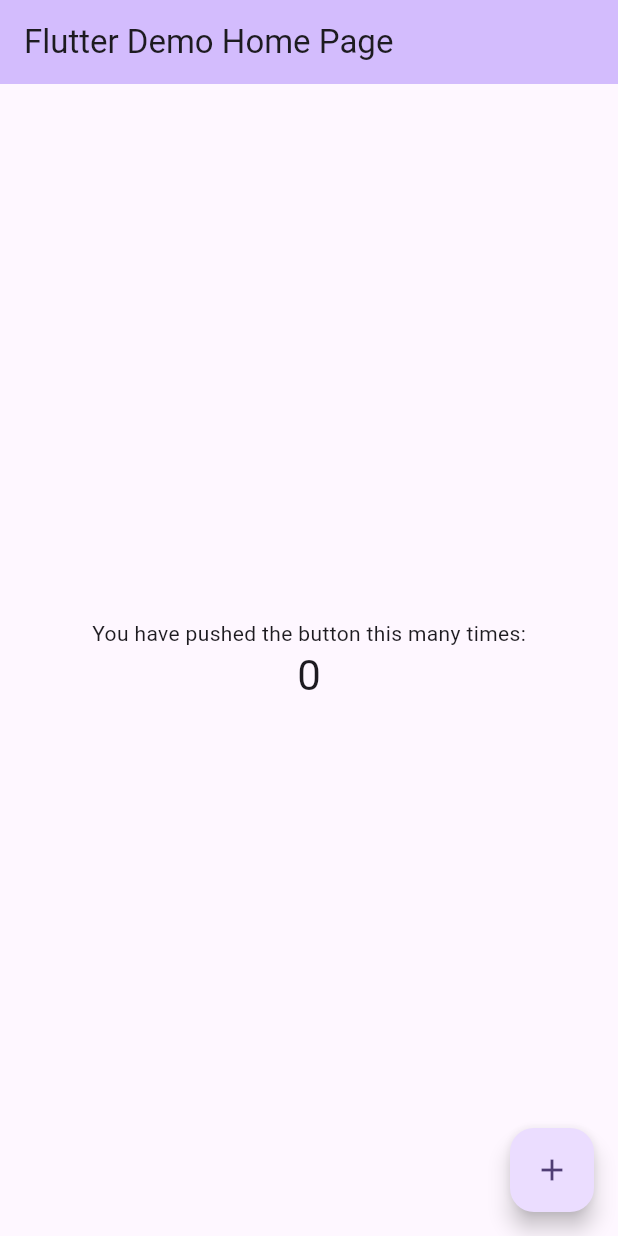
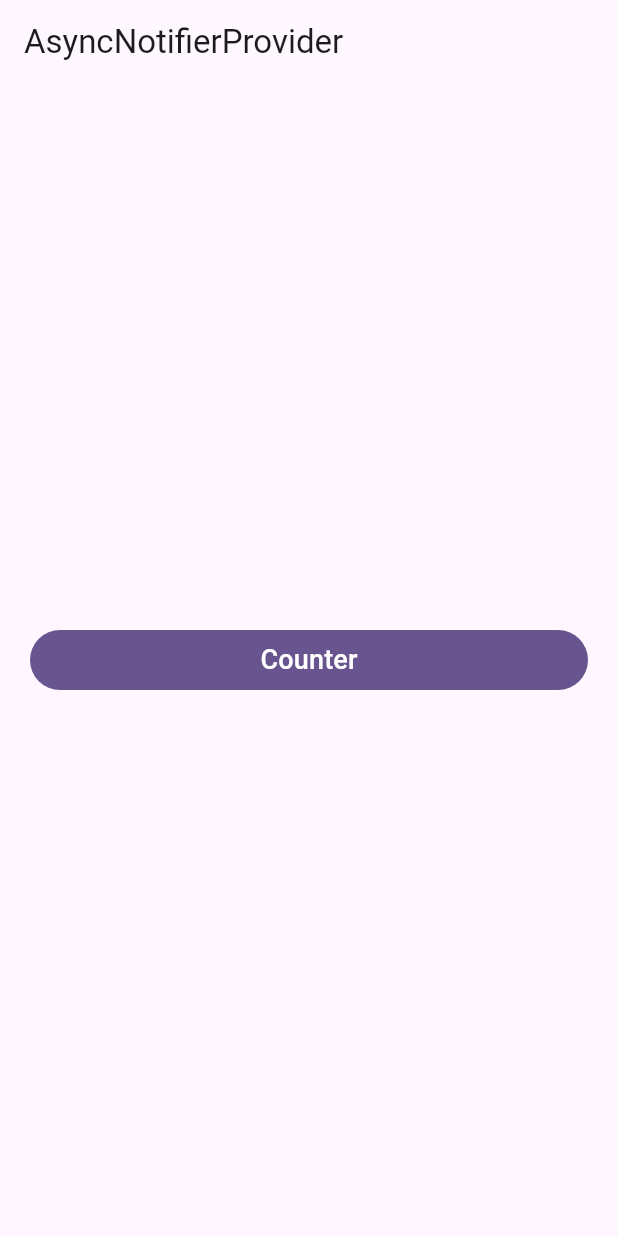
Before and after one commit to rezasfv/AsyncNotifierProvider, a Flutter app: the screen it shows after launch, on a phone screen of 412 x 824 dp. Run offline on Flutter 3.47's test engine with Material 3 defaults, Android fonts, the light colour scheme and no system bars; our stand-ins replace dio, flutter_riverpod, freezed_annotation, riverpod_annotation; generated files the repository leaves out were written again.

Commit message:
AsyncNotifierProvider starter

```diff
--- a/lib/main.dart
+++ b/lib/main.dart
@@ -1,122 +1,55 @@
 import 'package:flutter/material.dart';
+import 'package:flutter_riverpod/flutter_riverpod.dart';
+
+import 'pages/counter/counter_page.dart';
+import 'widgets/custom_button.dart';
 
 void main() {
-  runApp(const MyApp());
+  runApp(
+    const ProviderScope(
+      child: MyApp(),
+    ),
+  );
 }
 
 class MyApp extends StatelessWidget {
   const MyApp({super.key});
 
-  // This widget is the root of your application.
   @override
   Widget build(BuildContext context) {
     return MaterialApp(
-      title: 'Flutter Demo',
+      title: 'AsyncNotifierProvider',
+      debugShowCheckedModeBanner: false,
       theme: ThemeData(
-        // This is the theme of your application.
-        //
-        // TRY THIS: Try running your application with "flutter run". You'll see
-        // the application has a purple toolbar. Then, without quitting the app,
-        // try changing the seedColor in the colorScheme below to Colors.green
-        // and then invoke "hot reload" (save your changes or press the "hot
-        // reload" button in a Flutter-supported IDE, or press "r" if you used
-        // the command line to start the app).
-        //
-        // Notice that the counter didn't reset back to zero; the application
-        // state is not lost during the reload. To reset the state, use hot
-        // restart instead.
-        //
-        // This works for code too, not just values: Most code changes can be
-        // tested with just a hot reload.
         colorScheme: ColorScheme.fromSeed(seedColor: Colors.deepPurple),
+        useMaterial3: true,
       ),
-      home: const MyHomePage(title: 'Flutter Demo Home Page'),
+      home: const MyHomePage(),
     );
   }
 }
 
-class MyHomePage extends StatefulWidget {
-  const MyHomePage({super.key, required this.title});
-
-  // This widget is the home page of your application. It is stateful, meaning
-  // that it has a State object (defined below) that contains fields that affect
-  // how it looks.
-
-  // This class is the configuration for the state. It holds the values (in this
-  // case the title) provided by the parent (in this case the App widget) and
-  // used by the build method of the State. Fields in a Widget subclass are
-  // always marked "final".
-
-  final String title;
-
-  @override
-  State<MyHomePage> createState() => _MyHomePageState();
-}
-
-class _MyHomePageState extends State<MyHomePage> {
-  int _counter = 0;
-
-  void _incrementCounter() {
-    setState(() {
-      // This call to setState tells the Flutter framework that something has
-      // changed in this State, which causes it to rerun the build method below
-      // so that the display can reflect the updated values. If we changed
-      // _counter without calling setState(), then the build method would not be
-      // called again, and so nothing would appear to happen.
-      _counter++;
-    });
-  }
+class MyHomePage extends StatelessWidget {
+  const MyHomePage({super.key});
 
   @override
   Widget build(BuildContext context) {
-    // This method is rerun every time setState is called, for instance as done
-    // by the _incrementCounter method above.
-    //
-    // The Flutter framework has been optimized to make rerunning build methods
-    // fast, so that you can just rebuild anything that needs updating rather
-    // than having to individually change instances of widgets.
     return Scaffold(
       appBar: AppBar(
-        // TRY THIS: Try changing the color here to a specific color (to
-        // Colors.amber, perhaps?) and trigger a hot reload to see the AppBar
-        // change color while the other colors stay the same.
-        backgroundColor: Theme.of(context).colorScheme.inversePrimary,
-        // Here we take the value from the MyHomePage object that was created by
-        // the App.build method, and use it to set our appbar title.
-        title: Text(widget.title),
+        title: const Text('AsyncNotifierProvider'),
       ),
       body: Center(
-        // Center is a layout widget. It takes a single child and positions it
-        // in the middle of the parent.
-        child: Column(
-          // Column is also a layout widget. It takes a list of children and
-          // arranges them vertically. By default, it sizes itself to fit its
-          // children horizontally, and tries to be as tall as its parent.
-          //
-          // Column has various properties to control how it sizes itself and
-          // how it positions its children. Here we use mainAxisAlignment to
-          // center the children vertically; the main axis here is the vertical
-          // axis because Columns are vertical (the cross axis would be
-          // horizontal).
-          //
-          // TRY THIS: Invoke "debug painting" (choose the "Toggle Debug Paint"
-          // action in the IDE, or press "p" in the console), to see the
-          // wireframe for each widget.
-          mainAxisAlignment: MainAxisAlignment.center,
-          children: <Widget>[
-            const Text('You have pushed the button this many times:'),
-            Text(
-              '$_counter',
-              style: Theme.of(context).textTheme.headlineMedium,
+        child: ListView(
+          padding: const EdgeInsets.all(20),
+          shrinkWrap: true,
+          children: const [
+            CustomButton(
+              title: 'Counter',
+              child: CounterPage(),
             ),
           ],
         ),
       ),
-      floatingActionButton: FloatingActionButton(
-        onPressed: _incrementCounter,
-        tooltip: 'Increment',
-        child: const Icon(Icons.add),
-      ), // This trailing comma makes auto-formatting nicer for build methods.
     );
   }
 }
--- /dev/null
+++ b/lib/widgets/custom_button.dart
@@ -0,0 +1,29 @@
+import 'package:flutter/material.dart';
+
+class CustomButton extends StatelessWidget {
+  const CustomButton({
+    super.key,
+    required this.title,
+    required this.child,
+  });
+  final String title;
+  final Widget child;
+
+  @override
+  Widget build(BuildContext context) {
+    return Padding(
+      padding: const EdgeInsets.symmetric(vertical: 5.0),
+      child: FilledButton(
+        onPressed: () {
+          Navigator.of(context).push(
+            MaterialPageRoute(builder: (_) => child),
+          );
+        },
+        child: Text(
+          title,
+          style: const TextStyle(fontSize: 18),
+        ),
+      ),
+    );
+  }
+}
```
Also changed, not shown: analysis_options.yaml (+9 -1 lines), lib/models/activity.dart (added, +47 -0 lines), lib/pages/counter/counter_page.dart (added, +18 -0 lines), lib/providers/dio_provider.dart (added, +13 -0 lines), pubspec.yaml (+12 -0 lines), lib/models/activity.freezed.dart (added), lib/models/activity.g.dart (added), lib/pages/counter/counter_provider.dart (added), lib/providers/dio_provider.g.dart (added), pubspec.lock.
